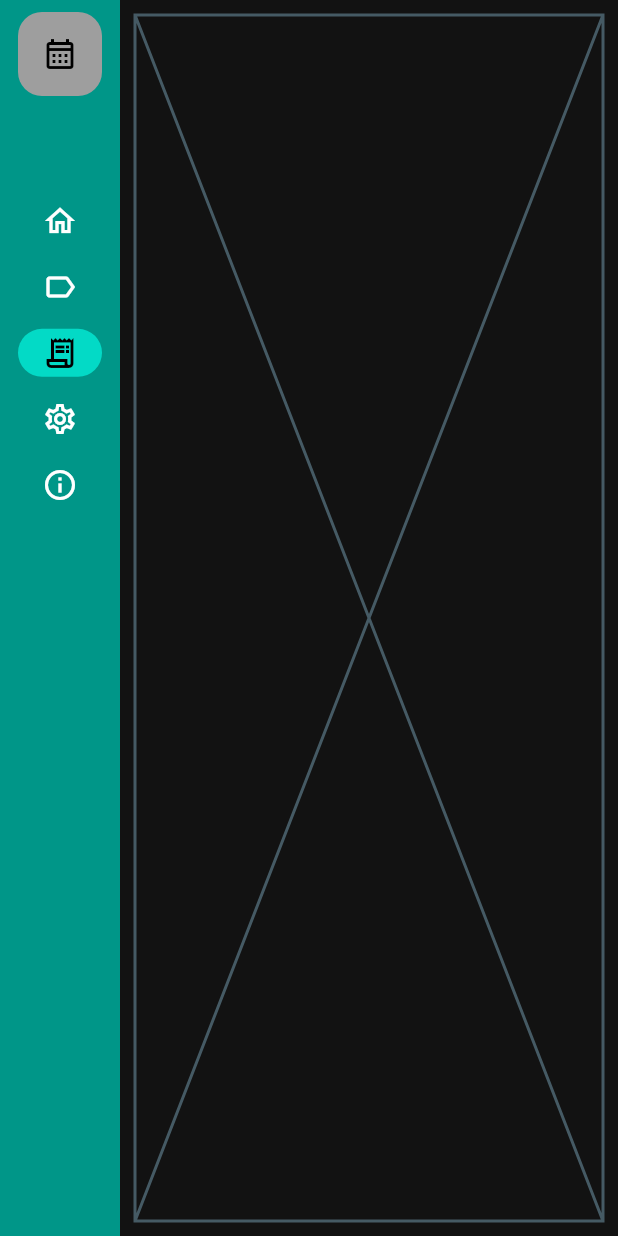
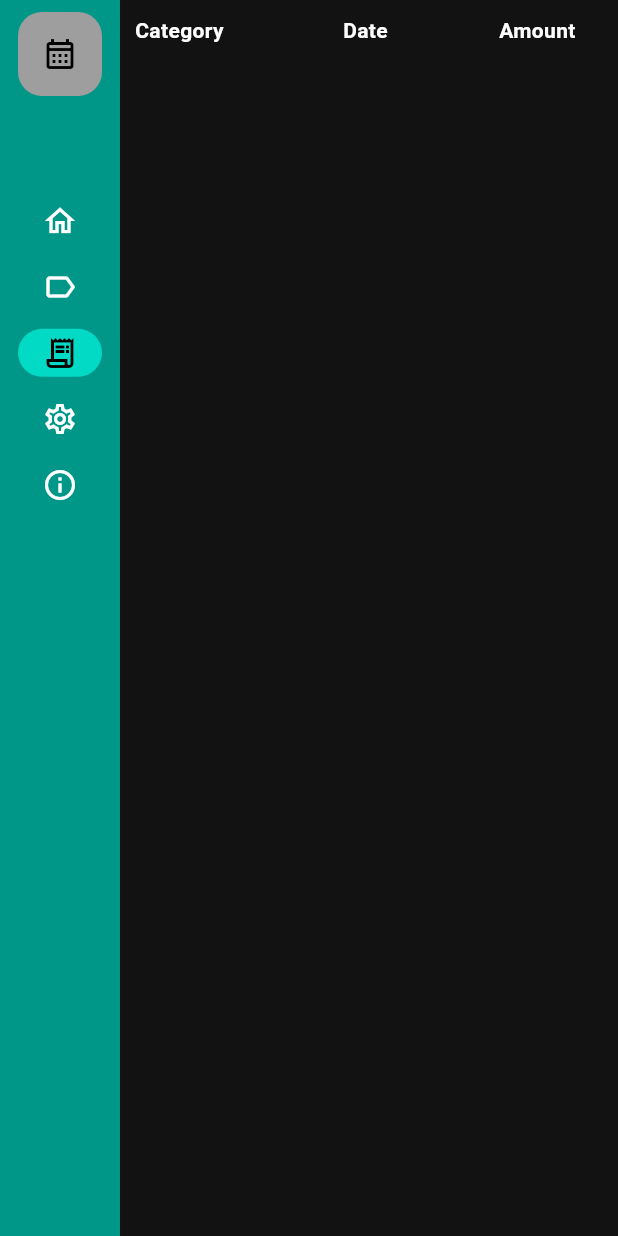
Before and after one commit to vicortez/spending-tracker, a Flutter app: the screen it shows after launch, after a tap on "Manage categories", after a tap on the "add" icon, after a tap on "Spending report", on a phone screen of 412 x 824 dp. Run offline on Flutter 3.47's test engine with Material 2 defaults, Android fonts, the phone set to English and light mode, and no system bars; our stand-ins replace shared_preferences.

Commit message:
implement expenses
- create expenses
- basic functionality of expense report page

```diff
--- /dev/null
+++ b/lib/expense/expense.dart
@@ -0,0 +1,32 @@
+import 'dart:convert';
+
+// TODO extends persistable?
+class Expense {
+  int id;
+  String categoryName;
+  double amount;
+  DateTime date;
+
+  static const PERSIST_NAME = "expenses";
+
+  Expense({required this.id, required this.categoryName, required this.amount, required this.date});
+
+  factory Expense.fromJson(Map<String, dynamic> jsonData) {
+    return Expense(
+      id: jsonData['id'],
+      categoryName: jsonData['categoryName'],
+      amount: jsonData['amount'],
+      date: DateTime.fromMillisecondsSinceEpoch(jsonData['date']),
+    );
+  }
+
+  static Map<String, dynamic> toMap(Expense expense) =>
+      {'id':expense.id, 'categoryName': expense.categoryName, 'amount': expense.amount, 'date': expense.date.millisecondsSinceEpoch};
+
+  static String encode(List<Expense> expenses) => json.encode(
+        expenses.map<Map<String, dynamic>>((expense) => Expense.toMap(expense)).toList(),
+      );
+
+  static List<Expense> decode(String expenses) =>
+      (json.decode(expenses) as List<dynamic>).map<Expense>((item) => Expense.fromJson(item)).toList();
+}
--- /dev/null
+++ b/lib/expense/expense_state.dart
@@ -0,0 +1,60 @@
+// Global state
+import 'dart:math';
+
+import 'package:flutter/foundation.dart';
+import 'package:spending_tracker/expense/expense.dart';
+import 'package:shared_preferences/shared_preferences.dart';
+
+class ExpenseState extends ChangeNotifier {
+  List<Expense> expenses = [];
+  SharedPreferences? prefs;
+
+  void setExpenses(List<Expense> newExpenses, {bool syncStorage = true}) {
+    expenses = newExpenses;
+    notifyListeners();
+    if (syncStorage && prefs != null) {
+      updateLocalStorage();
+    }
+  }
+
+  void loadFromLocalStorage(SharedPreferences prefs) {
+    this.prefs = prefs;
+    final String? expensesStr = prefs?.getString(Expense.PERSIST_NAME);
+    if (expensesStr != null) {
+      expenses = Expense.decode(expensesStr);
+      notifyListeners();
+    }
+  }
+
+  void addExpense(String categoryName, double amount) {
+    DateTime date = DateTime.now();
+    date = DateTime(date.year, date.month, date.day, date.hour, date.minute);
+    Expense expense = Expense(id: getNextId(), categoryName: categoryName, amount: amount, date: date);
+    expenses.add(expense);
+
+    if (prefs != null) {
+      updateLocalStorage();
+    }
+    notifyListeners();
+  }
+
+  void removeExpense(int id) {
+    expenses.removeWhere((exp) => exp.id == id);
+    if (prefs != null) {
+      updateLocalStorage();
+    }
+    notifyListeners();
+  }
+
+  void updateLocalStorage() {
+    prefs?.setString(Expense.PERSIST_NAME, Expense.encode(expenses));
+  }
+
+  int getNextId() {
+    if (expenses.isEmpty) {
+      return 1;
+    } else {
+      return expenses.map((e) => e.id).reduce(max) + 1;
+    }
+  }
+}
--- a/lib/main.dart
+++ b/lib/main.dart
@@ -4,9 +4,11 @@ import 'package:shared_preferences/shared_preferences.dart';
 import 'package:spending_tracker/category/category.dart';
 import 'package:spending_tracker/category/category_state.dart';
 import 'package:spending_tracker/examples.dart';
+import 'package:spending_tracker/expense/expense_state.dart';
 import 'package:spending_tracker/pages/home_page.dart';
-import 'package:spending_tracker/old_home_page.dart';
+import 'package:spending_tracker/pages/old_home_page.dart';
 import 'package:spending_tracker/pages/manage_categories_page.dart';
+import 'package:spending_tracker/pages/spending_report_page.dart';
 
 void main() {
   runApp(const MyApp());
@@ -19,6 +21,8 @@ class MyApp extends StatelessWidget {
   @override
   Widget build(BuildContext context) {
     return ChangeNotifierProvider(
+      create: (context) => ExpenseState(),
+      child: ChangeNotifierProvider(
         create: (context) => CategoryState(),
         child: MaterialApp(
           title: 'Spending tracker',
@@ -28,6 +32,7 @@ class MyApp extends StatelessWidget {
             // colorScheme: ColorScheme.fromSeed(seedColor: Colors.teal),
           ),
           home: const MainPage(),
+        ),
       ),
     );
   }
@@ -46,10 +51,11 @@ class _MainPageState extends State<MainPage> {
 
   void loadCategories() async {
     var categoryState = context.watch<CategoryState>();
+    var expenseState = context.watch<ExpenseState>();
 
     SharedPreferences prefs = await SharedPreferences.getInstance();
     categoryState.loadCategoriesFromLocalStorage(prefs);
-
+    expenseState.loadFromLocalStorage(prefs);
   }
 
   @override
@@ -72,7 +78,7 @@ class _MainPageState extends State<MainPage> {
         page = const ManageCategoriesPage();
         break;
       case 2:
-        page = const Placeholder();
+        page = const SpendingReportPage();
         break;
       case 3:
         page = const FavoritesPage();
--- a/lib/pages/home_page.dart
+++ b/lib/pages/home_page.dart
@@ -1,11 +1,20 @@
 import 'package:flutter/material.dart';
+import 'package:flutter/services.dart';
 import 'package:provider/provider.dart';
 import 'package:spending_tracker/category/category_state.dart';
 import 'package:spending_tracker/common_widgets/my_button.dart';
 import 'package:spending_tracker/examples.dart';
+import 'package:spending_tracker/expense/expense_state.dart';
 
-class HomePage extends StatelessWidget {
+class HomePage extends StatefulWidget {
   const HomePage({super.key});
+
+  @override
+  State<HomePage> createState() => _HomePageState();
+}
+
+class _HomePageState extends State<HomePage> {
+  final expenseAmountTextController = TextEditingController();
 
   @override
   Widget build(BuildContext context) {
@@ -13,6 +22,9 @@ class HomePage extends StatelessWidget {
     var categories = categoryState.getEnabledCategories();
 
     return Center(
+      child: Column(
+        children: [
+          Expanded(
             child: ListView.separated(
               itemCount: categories.length,
               separatorBuilder: (BuildContext ctx, int index) => const SizedBox(
@@ -20,19 +32,36 @@ class HomePage extends StatelessWidget {
               ),
               itemBuilder: (BuildContext ctx, int index) => MyButton(
                 onPressed: () {
-            print(categories[index].name);
+                  handleSubmitExpense(categories[index].name, expenseAmountTextController);
                 },
                 text: categories[index].name,
-          // onPressed: () => print(categories[index].name),
               ),
-        // children: [
-        //   for (var category in categories)
-        //     ElevatedButton(
-        //       child: Text(category.name),
-        //       onPressed: () => print(category.name),
-        //     )
-        // ],
+            ),
+          ),
+          TextField(
+              decoration: const InputDecoration(hintText: '💸 Register expense'),
+              keyboardType: const TextInputType.numberWithOptions(decimal: true, signed: true),
+              controller: expenseAmountTextController,
+              inputFormatters: [
+                FilteringTextInputFormatter.allow(RegExp('[0-9.-]+')),
+              ]),
+        ],
       ),
     );
   }
+
+  void handleSubmitExpense(String categoryName, TextEditingController expenseAmountTextController) {
+    double? amount = double.tryParse(expenseAmountTextController.text);
+    if (amount == null) {
+      ScaffoldMessenger.of(context).showSnackBar(
+        const SnackBar(
+          content: Text('Invalid expense'),
+        ),
+      );
+    } else {
+      var expenseState = context.read<ExpenseState>();
+      expenseState.addExpense(categoryName, amount);
+      expenseAmountTextController.clear();
     }
+  }
+}
--- a/lib/pages/manage_categories_page.dart
+++ b/lib/pages/manage_categories_page.dart
@@ -65,6 +65,7 @@ class _ManageCategoriesPageState extends State<ManageCategoriesPage> {
           height: 10,
         ),
         Expanded(
+            child: SelectionArea (
               child: ListView(
           children: [
               for (var name in categories.map((cat) => cat.name))
@@ -80,6 +81,7 @@ class _ManageCategoriesPageState extends State<ManageCategoriesPage> {
                   ),
                 )
           ],
+        ),
             ))
       ],
     );
@@ -87,7 +89,6 @@ class _ManageCategoriesPageState extends State<ManageCategoriesPage> {
 
   void submitCategory() {
     String currentText = _currentCategoryNameTextController.text;
-    debugPrint(currentText);
     var categoryState = context.read<CategoryState>();
     Category categoryToAdd = Category.name(currentText);
     categoryState.addCategory(categoryToAdd);
--- /dev/null
+++ b/lib/pages/spending_report_page.dart
@@ -0,0 +1,48 @@
+import 'package:flutter/material.dart';
+import 'package:provider/provider.dart';
+import 'package:spending_tracker/expense/expense_state.dart';
+
+class SpendingReportPage extends StatelessWidget {
+  const SpendingReportPage({super.key});
+
+  @override
+  Widget build(BuildContext context) {
+    var expenseState = context.watch<ExpenseState>();
+    var expenses = expenseState.expenses;
+
+    return Column(
+      children: [
+        Table(
+          border: TableBorder(horizontalInside: BorderSide(color: Colors.white)),
+          columnWidths: const {
+            0: FlexColumnWidth(2),
+            1: FlexColumnWidth(1.5),
+            2: FlexColumnWidth(1),
+          },
+          children: [
+            const TableRow(children: [
+              Text(
+                'Category',
+                style: TextStyle(fontWeight: FontWeight.bold),
+              ),
+              Text(
+                'Date',
+                style: TextStyle(fontWeight: FontWeight.bold),
+              ),
+              Text(
+                'Amount',
+                style: TextStyle(fontWeight: FontWeight.bold),
+              ),
+            ]),
+            for (var expense in expenses)
+              TableRow(decoration: BoxDecoration(color: Colors.black), children: [
+                Text(expense.categoryName),
+                Text(expense.date.toString().substring(0, 10)),
+                Text(expense.amount.toString()),
+              ]),
+          ],
+        ),
+      ],
+    );
+  }
+}
```
Also changed, not shown: lib/pages/old_home_page.dart (renamed from lib/old_home_page.dart). Lines whose indentation alone changed are shown as unchanged.
